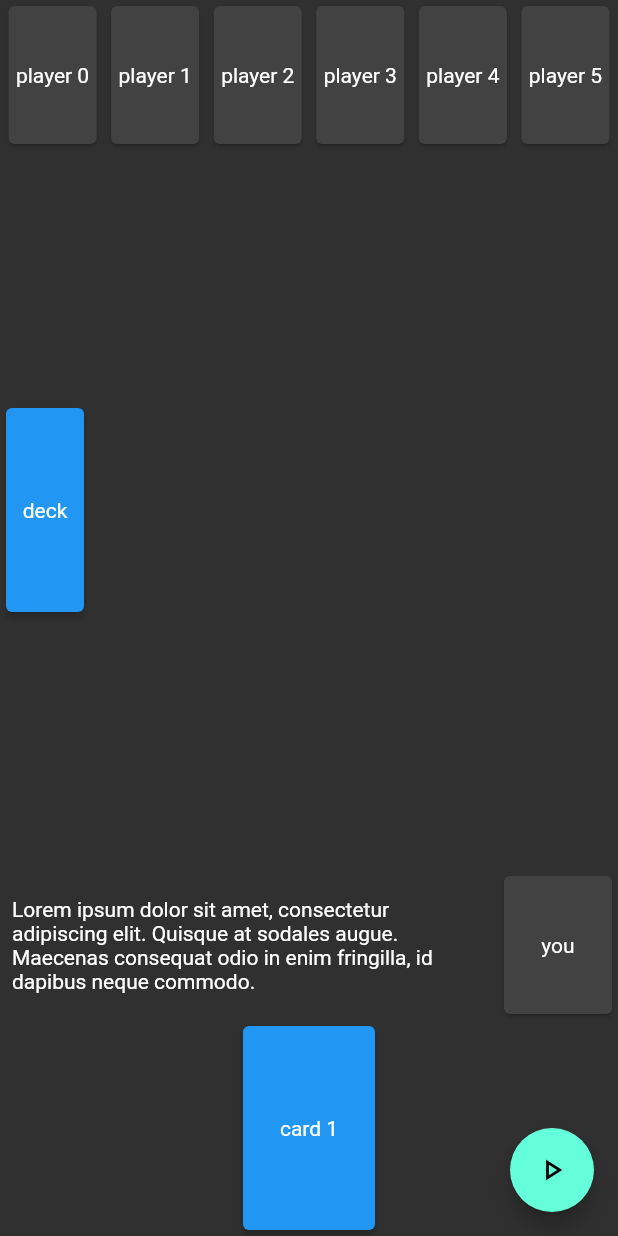
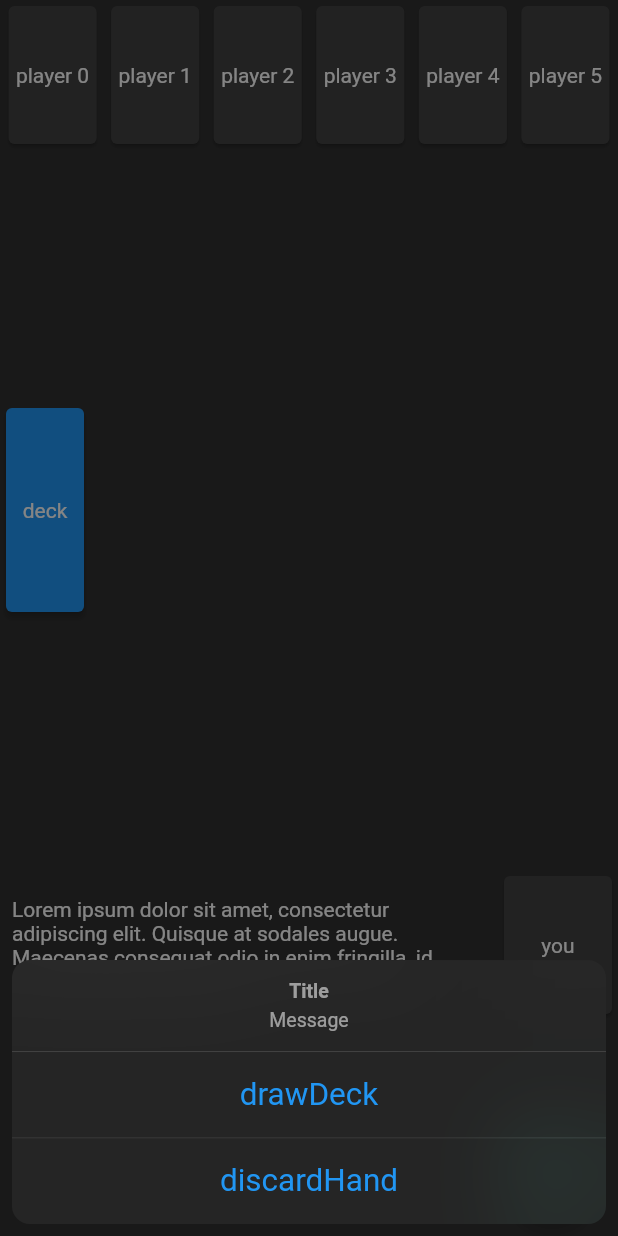
Before and after one commit to stephtelolahy/WildWest-Flutter, a Flutter app: the screen it shows after launch, after a tap on the "play arrow" icon, on a phone screen of 412 x 824 dp. Run offline on Flutter 3.47's test engine with Material 2 defaults, Android fonts, the phone set to English and light mode, and no system bars; our stand-ins replace bloc, flutter_bloc.

Commit message:
discard action

```diff
--- a/lib/pages/game/cubit/game_state.dart
+++ b/lib/pages/game/cubit/game_state.dart
@@ -21,10 +21,14 @@ abstract class GameEvent {
   final Duration duration = Duration(milliseconds: 400);
 }
 
-class GameEventDraw extends GameEvent {
+class GameEventDrawDeck extends GameEvent {
   final String card;
 
-  GameEventDraw({required this.card});
+  GameEventDrawDeck({required this.card});
 }
 
-class GameEventPlay extends GameEvent {}
+class GameEventDiscardHand extends GameEvent {
+  final String card;
+
+  GameEventDiscardHand({required this.card});
+}
--- a/lib/pages/game/game_page.dart
+++ b/lib/pages/game/game_page.dart
@@ -1,4 +1,5 @@
 import 'package:collection/collection.dart';
+import 'package:flutter/cupertino.dart';
 import 'package:flutter/material.dart';
 import 'package:flutter/scheduler.dart';
 import 'package:flutter_bloc/flutter_bloc.dart';
@@ -19,9 +20,12 @@ class GamePage extends StatelessWidget {
 }
 
 class _GameView extends StatelessWidget {
+  static const double DECK_WIDTH = 60;
   static const double DISCARD_WIDTH = 60;
 
   final _keyDeck = GlobalKey();
+  final _keyDiscard = GlobalKey();
+  final _keyPlayed = GlobalKey();
   final _keyYou = GlobalKey();
   final _keyAnimated = GlobalKey<AnimatedCardState>();
   final _keyHand = GlobalKey();
@@ -88,12 +92,12 @@ class _GameView extends StatelessWidget {
                     child: _buildDeck(context),
                   ),
                   Align(
-                    alignment: Alignment.centerRight,
-                    child: _buildDiscardedCardOrNull(context, discard),
+                    alignment: Alignment.center,
+                    child: _buildPlayed(context, played),
                   ),
                   Align(
-                    alignment: Alignment.center,
-                    child: _buildPlayedCardOrNull(context, played),
+                    alignment: Alignment.centerRight,
+                    child: _buildDiscard(context, discard),
                   ),
                 ],
               ));
@@ -106,18 +110,27 @@ class _GameView extends StatelessWidget {
     return CardWidget(
       key: _keyDeck,
       name: 'deck',
-      maxWidth: DISCARD_WIDTH,
+      maxWidth: DECK_WIDTH,
     );
   }
 
-  Widget _buildPlayedCardOrNull(BuildContext context, String? card) {
-    return card != null ? CardWidget(name: card) : SizedBox.shrink();
+  Widget _buildPlayed(BuildContext context, String? card) {
+    return Container(
+      key: _keyPlayed,
+      width: CardWidget.CARD_WIDTH,
+      height: CardWidget.CARD_HEIGHT,
+      child: card != null ? CardWidget(name: card) : null,
+    );
   }
 
-  Widget _buildDiscardedCardOrNull(BuildContext context, String? card) {
-    return card != null
-        ? CardWidget(name: card, maxWidth: DISCARD_WIDTH)
-        : SizedBox.shrink();
+  Widget _buildDiscard(BuildContext context, String? card) {
+    return Container(
+      key: _keyDiscard,
+      width: DISCARD_WIDTH,
+      height: CardWidget.CARD_HEIGHT,
+      child:
+          card != null ? CardWidget(name: card, maxWidth: DISCARD_WIDTH) : null,
+    );
   }
 
   Widget _buildYou(BuildContext context) {
@@ -159,17 +172,45 @@ class _GameView extends StatelessWidget {
 
   void _handleEvent(BuildContext context, GameState state) {
     final event = state.event;
-    if (event is GameEventDraw) {
+    if (event is GameEventDrawDeck) {
       _keyAnimated.currentState?.animate(
         duration: event.duration,
         card: event.card,
         fromKey: _keyDeck,
         toKey: _keyHand,
       );
+    } else if (event is GameEventDiscardHand) {
+      _keyAnimated.currentState?.animate(
+          duration: event.duration,
+          card: event.card,
+          fromKey: _keyHand,
+          toKey: _keyDiscard);
     }
   }
 
   void _showActions(BuildContext context) {
-    context.read<GameCubit>().draw();
+    final actions = ['drawDeck', 'discardHand'];
+
+    showCupertinoModalPopup<String>(
+      context: context,
+      builder: (BuildContext context) => CupertinoActionSheet(
+        title: const Text('Title'),
+        message: const Text('Message'),
+        actions: actions
+            .map((e) => CupertinoActionSheetAction(
+                  child: Text(e),
+                  onPressed: () {
+                    Navigator.of(context, rootNavigator: true).pop(e);
+                  },
+                ))
+            .toList(),
+      ),
+    ).then((value) {
+      if (value == 'drawDeck') {
+        context.read<GameCubit>().drawDeck();
+      } else if (value == 'discardHand') {
+        context.read<GameCubit>().discardHand();
+      }
+    });
   }
 }
```
Also changed, not shown: lib/pages/game/cubit/game_cubit.dart (+30 -3 lines).
